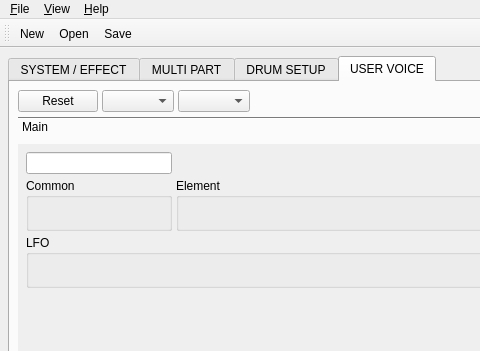
rncbc/qxgedit, file src/qxgeditMainForm.ui: the form before one commit; both pictures show x 0 to 480 and y 0 to 351 of the 640 by 720 pixel window.
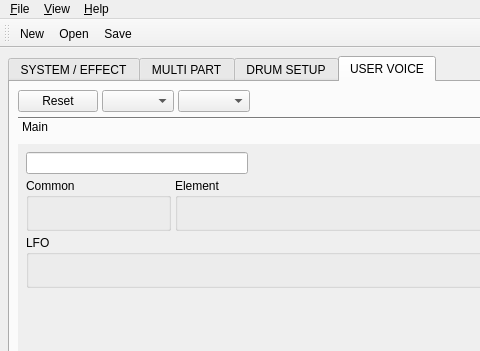
The form after the commit. The open tabs and pages were chosen to show the change. Icons and pictures are not drawn. Custom widgets are drawn as their Qt base class.

Commit message: - QS300 User Voice preset layout fixing.

Diff of the .ui file:
```diff
--- a/src/qxgeditMainForm.ui
+++ b/src/qxgeditMainForm.ui
@@ -1397,10 +1397,10 @@
             <string>Main</string>
            </attribute>
            <layout class="QGridLayout" >
-            <item row="0" column="0" colspan="2" >
+            <item row="0" column="0" colspan="3" >
              <widget class="qxgeditEdit" name="UservoiceNameEdit" />
             </item>
-            <item row="0" column="2" colspan="6" >
+            <item row="0" column="2" colspan="5" >
              <spacer>
               <property name="orientation" >
                <enum>Qt::Horizontal</enum>
```
The commit also changes 1 other file.
